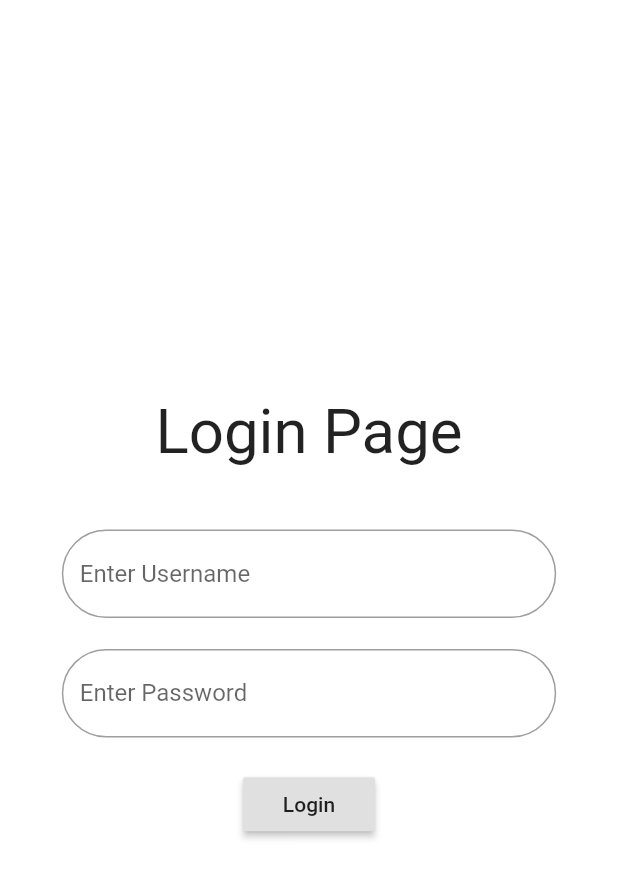
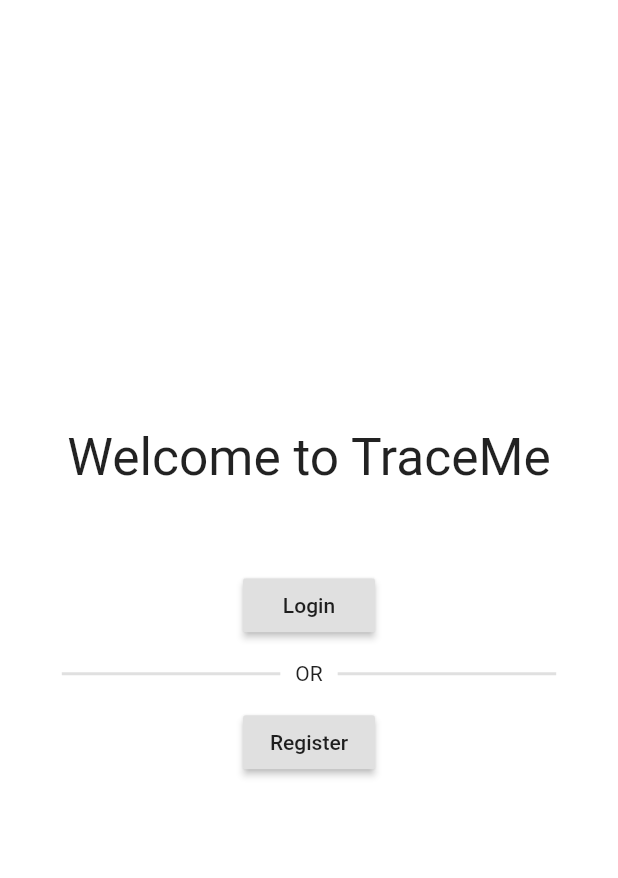
Before and after one commit to Anay121/TraceMe, a Flutter app: the screen it shows after launch, on a phone screen of 412 x 824 dp. Shown: the top 878 px of the screen. Run offline on Flutter 3.47's test engine with Material 2 defaults, Android fonts, the phone set to English and light mode, and no system bars.

Commit message:
added some stuff to login

```diff
--- /dev/null
+++ b/trace_me/lib/pages/mainHomePage.dart
@@ -0,0 +1,75 @@
+import 'package:flutter/material.dart';
+
+class MainHomePage extends StatelessWidget {
+  final unameController = TextEditingController();
+  final passController = TextEditingController();
+
+  Map<String, String> getVal() {
+    Map<String, String> val = Map<String, String>();
+    val['uname'] = unameController.text;
+    val['pass'] = passController.text;
+    return val;
+  }
+
+  @override
+  Widget build(BuildContext context) {
+    return Scaffold(
+      body: Center(
+        child: Container(
+          color: Colors.white,
+          child: Padding(
+            padding: EdgeInsets.all(MediaQuery.of(context).size.height / 20),
+            child: Column(
+              crossAxisAlignment: CrossAxisAlignment.center,
+              mainAxisAlignment: MainAxisAlignment.center,
+              children: [
+                Text(
+                  'Welcome to TraceMe',
+                  style: TextStyle(
+                      fontSize: MediaQuery.of(context).size.width / 12),
+                ),
+                SizedBox(height: MediaQuery.of(context).size.height / 15),
+                RaisedButton(
+                  onPressed: () => {
+                    // print(unameController.text + passController.text)
+                    Navigator.pushNamed(context, 'LoginPage',
+                        arguments: getVal())
+                  },
+                  child: Text(
+                    'Login',
+                  ),
+                ),
+                SizedBox(height: MediaQuery.of(context).size.height / 60),
+                Row(children: <Widget>[
+                  Expanded(
+                      child: Divider(
+                    thickness: 2,
+                    endIndent: 10,
+                  )),
+                  Text("OR"),
+                  Expanded(
+                      child: Divider(
+                    thickness: 2,
+                    indent: 10,
+                  )),
+                ]),
+                SizedBox(height: MediaQuery.of(context).size.height / 60),
+                RaisedButton(
+                  onPressed: () => {
+                    // print(unameController.text + passController.text)
+                    Navigator.pushNamed(context, 'HomePage',
+                        arguments: getVal())
+                  },
+                  child: Text(
+                    'Register',
+                  ),
+                ),
+                SizedBox(height: MediaQuery.of(context).size.height / 40),
+              ],
+            ),
+          ),
+        ),
+      ),
+    );
+  }
+}
--- a/trace_me/lib/routes/router.dart
+++ b/trace_me/lib/routes/router.dart
@@ -1,6 +1,7 @@
 import 'package:flutter/material.dart';
 import 'package:trace_me/pages/homePage.dart';
 import 'package:trace_me/pages/login.dart';
+import 'package:trace_me/pages/mainHomePage.dart';
 
 Route<dynamic> generateRoute(RouteSettings settings) {
   print(settings.arguments);
@@ -8,13 +9,9 @@ Route<dynamic> generateRoute(RouteSettings settings) {
   final arguments = settings.arguments;
   switch (settings.name) {
     case "/":
+      return MaterialPageRoute(builder: (context) => MainHomePage());
+    case "LoginPage":
       return MaterialPageRoute(builder: (context) => LoginPage());
-    case "HomePage":
-      return MaterialPageRoute(
-          builder: (context) => MyHomePage(
-                title: 'This is a title',
-                arguments: arguments,
-              ));
     default:
       return MaterialPageRoute(builder: (context) => LoginPage());
   }
--- a/trace_me/pubspec.yaml
+++ b/trace_me/pubspec.yaml
@@ -11,7 +11,6 @@ dependencies:
   flutter:
     sdk: flutter
   http: ^0.12.2
-  fluro: ^1.7.8
   cupertino_icons: ^1.0.0
 
 dev_dependencies:
```
Also changed, not shown: trace_me/lib/pages/login.dart (+40 -5 lines), requirements.txt (line endings or trailing spaces), trace_me/pubspec.lock, 3 other files.
